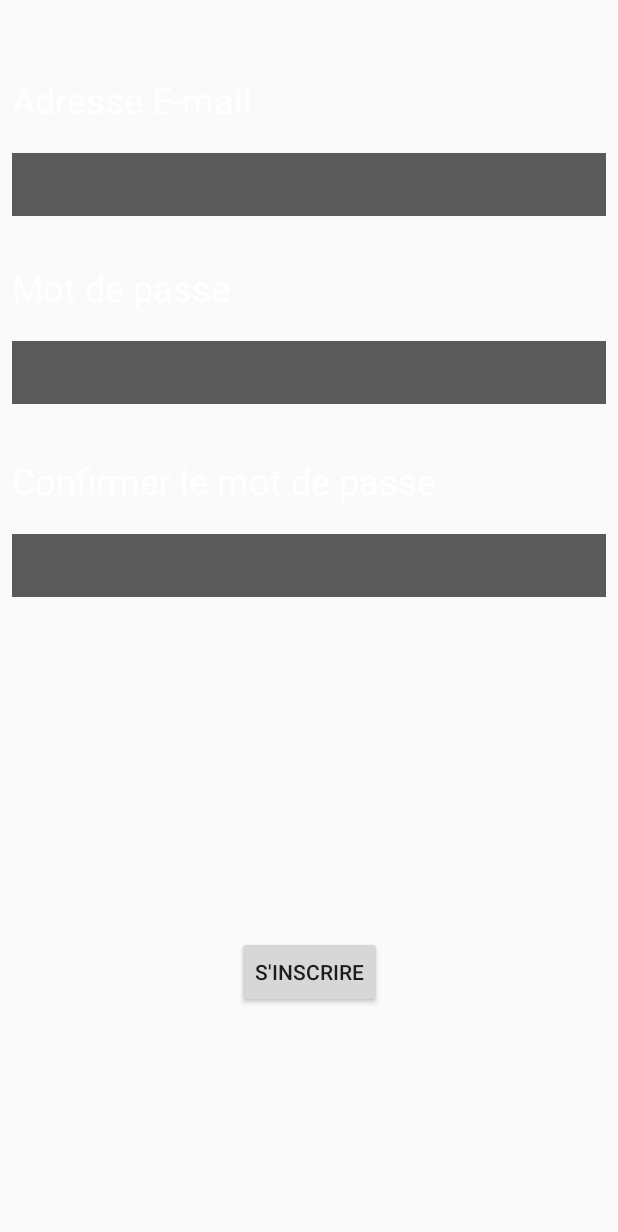
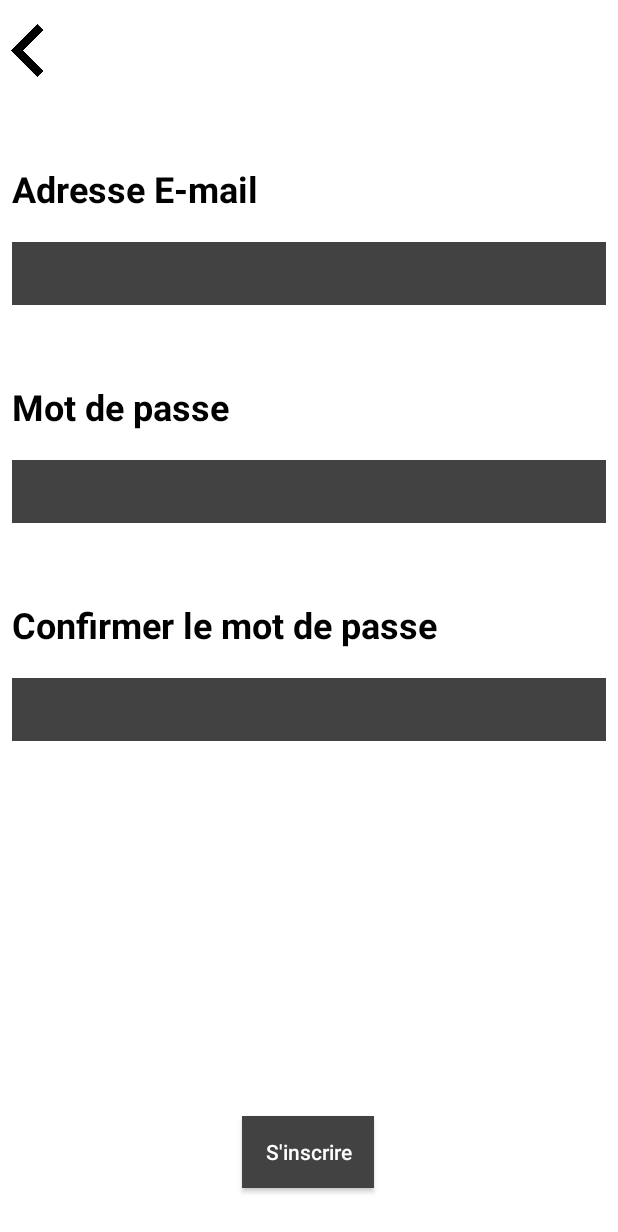
Before and after one commit to TaigaProZz/Learn-Jap-App, an Android app: the RegisterActivity screen opened directly, with no data from a screen before it, on a phone screen of 412 x 824 dp. Shown: the top 1232 px of the screen. Run offline under Robolectric (Android 15) with nearby library versions, the phone set to English and light mode, and no system bars; our stand-ins replace Firebase (no records; nobody signed in at launch, a user with empty details on screens opened directly).

Commit message:
theme started and some adds

```diff
--- a/app/src/main/AndroidManifest.xml
+++ b/app/src/main/AndroidManifest.xml
@@ -9,7 +9,7 @@
         android:label="@string/app_name"
         android:roundIcon="@mipmap/ico"
         android:supportsRtl="true"
-        android:theme="@style/Theme.AppCompat.DayNight.NoActionBar">
+        android:theme="@style/Theme.KanjiKana.Main.Theme.Light">
         <activity android:name=".kanjikana.account.RegisterActivity" />
         <activity android:name=".kanjikana.account.LoginActivity">
             <intent-filter>
--- a/app/src/main/res/layout/activity_register.xml
+++ b/app/src/main/res/layout/activity_register.xml
@@ -6,6 +6,16 @@
     android:layout_height="match_parent"
     tools:context=".kanjikana.account.RegisterActivity">
 
+
+    <ImageView
+        android:id="@+id/return_button"
+        android:layout_width="36dp"
+        android:layout_height="35dp"
+        android:layout_marginTop="16dp"
+        android:src="@drawable/left_arrow"
+        app:layout_constraintStart_toStartOf="parent"
+        app:layout_constraintTop_toTopOf="parent" />
+
     <EditText
         android:id="@+id/emailRegister"
         android:layout_width="0dp"
@@ -13,7 +23,8 @@
         android:layout_marginStart="8dp"
         android:layout_marginTop="96dp"
         android:layout_marginEnd="8dp"
-        android:background="@color/background_case"
+        android:layout_marginBottom="51dp"
+        android:background="@color/dark_grey"
         android:ems="10"
         android:inputType="textEmailAddress"
         app:layout_constraintBottom_toTopOf="@+id/passwordText"
@@ -21,17 +32,17 @@
         app:layout_constraintHorizontal_bias="0.0"
         app:layout_constraintStart_toStartOf="parent"
         app:layout_constraintTop_toTopOf="parent"
-        app:layout_constraintVertical_bias="0.161" />
+        app:layout_constraintVertical_bias="1.0" />
 
     <TextView
         android:id="@+id/emailText"
         android:layout_width="match_parent"
         android:layout_height="52dp"
-        android:text="@string/adresse_e_mail"
-        android:textColor="@color/white"
-        android:textSize="24sp"
         android:layout_marginStart="8dp"
         android:layout_marginEnd="8dp"
+        android:text="@string/adresse_e_mail"
+        android:textSize="24sp"
+        android:textStyle="bold"
         app:layout_constraintBottom_toTopOf="@+id/emailRegister"
         tools:layout_editor_absoluteX="43dp" />
 
@@ -40,27 +51,24 @@
         android:layout_width="0dp"
         android:layout_height="42dp"
         android:layout_marginStart="8dp"
-        android:layout_marginTop="236dp"
         android:layout_marginEnd="8dp"
-        android:background="@color/background_case"
+        android:layout_marginBottom="51dp"
+        android:background="@color/dark_grey"
         android:ems="10"
         android:inputType="textPassword"
-        app:layout_constraintBottom_toTopOf="@+id/passwordText"
+        app:layout_constraintBottom_toTopOf="@+id/passwordConfirmationText"
         app:layout_constraintEnd_toEndOf="parent"
-        app:layout_constraintHorizontal_bias="0.0"
-        app:layout_constraintStart_toStartOf="parent"
-        app:layout_constraintTop_toTopOf="parent"
-        app:layout_constraintVertical_bias="0.087" />
+        app:layout_constraintStart_toStartOf="parent" />
 
     <TextView
         android:id="@+id/passwordText"
         android:layout_width="match_parent"
         android:layout_height="52dp"
-        android:text="@string/mot_de_passe"
-        android:textColor="@color/white"
-        android:textSize="24sp"
         android:layout_marginStart="8dp"
         android:layout_marginEnd="8dp"
+        android:text="@string/mot_de_passe"
+        android:textSize="24sp"
+        android:textStyle="bold"
         app:layout_constraintBottom_toTopOf="@+id/passwordRegister"
         tools:layout_editor_absoluteX="43dp" />
 
@@ -69,13 +77,12 @@
         android:layout_width="0dp"
         android:layout_height="42dp"
         android:layout_marginStart="8dp"
-        android:layout_marginTop="356dp"
+        android:layout_marginTop="452dp"
         android:layout_marginEnd="8dp"
-        android:background="@color/background_case"
+        android:background="@color/dark_grey"
         android:ems="10"
         android:inputType="text"
         app:layout_constraintEnd_toEndOf="parent"
-        app:layout_constraintHorizontal_bias="1.0"
         app:layout_constraintStart_toStartOf="parent"
         app:layout_constraintTop_toTopOf="parent" />
 
@@ -83,11 +90,11 @@
         android:id="@+id/passwordConfirmationText"
         android:layout_width="match_parent"
         android:layout_height="52dp"
-        android:text="@string/confirmer_mot_de_passe"
-        android:textColor="@color/white"
-        android:textSize="24sp"
         android:layout_marginStart="8dp"
         android:layout_marginEnd="8dp"
+        android:text="@string/confirmer_mot_de_passe"
+        android:textSize="24sp"
+        android:textStyle="bold"
         app:layout_constraintBottom_toTopOf="@+id/passwordRegisterConfirm"
         tools:layout_editor_absoluteX="43dp" />
 
@@ -95,9 +102,14 @@
         android:id="@+id/registerButton"
         android:layout_width="wrap_content"
         android:layout_height="wrap_content"
-        android:layout_marginBottom="152dp"
+        android:layout_marginBottom="32dp"
+        android:background="@color/dark_grey"
+        android:textColor="@color/white"
+        android:gravity="center"
         android:text="@string/s_inscrire"
+        android:textAllCaps="false"
         app:layout_constraintBottom_toBottomOf="parent"
         app:layout_constraintEnd_toEndOf="parent"
+        app:layout_constraintHorizontal_bias="0.498"
         app:layout_constraintStart_toStartOf="parent" />
 </androidx.constraintlayout.widget.ConstraintLayout>
--- a/app/src/main/res/values/colors.xml
+++ b/app/src/main/res/values/colors.xml
@@ -19,4 +19,6 @@
     <color name="green">#42ff00</color>
     <color name="grey" > #3d3e3d </color>
     <color name="background_case">#5A5A5A</color>
+    <color name="background_light_theme">#FFFFFFFF</color>
+    <color name="background_dark_theme">#424242</color>
 </resources>
--- a/app/src/main/res/values/themes.xml
+++ b/app/src/main/res/values/themes.xml
@@ -1,10 +1,10 @@
 <resources xmlns:tools="http://schemas.android.com/tools">
     <!-- Base application theme. -->
-    <style name="Theme.KanjiKana" parent="Theme.AppCompat.DayNight.NoActionBar">
+    <style name="Theme.KanjiKana.Main.Theme.Dark" parent="Theme.AppCompat.DayNight.NoActionBar">
         <!-- Primary brand color. -->
         <item name="colorPrimary">@color/purple_500</item>
         <item name="colorPrimaryVariant">@color/purple_700</item>
-        <item name="colorOnPrimary">@color/white</item>
+        <item name="colorOnPrimary">@color/black</item>
         <!-- Secondary brand color. -->
         <item name="colorSecondary">@color/teal_200</item>
         <item name="colorSecondaryVariant">@color/teal_700</item>
@@ -12,14 +12,34 @@
         <!-- Status bar color. -->
         <item name="android:statusBarColor" tools:targetApi="l">?attr/colorPrimaryVariant</item>
         <!-- Customize your theme here. -->
-        <item name="backgroundColor">@color/black_grey</item>
+        <item name="windowActionBar">false</item>
+        <item name="android:background">@color/background_dark_theme</item>
+        <item name="android:textColor">@color/white</item>
 
+    </style>
+
+    <!-- Base application theme. -->
+    <style name="Theme.KanjiKana.Main.Theme.Light" parent="Theme.AppCompat.DayNight.NoActionBar">
+        <!-- Primary brand color. -->
+        <item name="colorPrimary">@color/purple_500</item>
+        <item name="colorPrimaryVariant">@color/purple_700</item>
+        <item name="colorOnPrimary">@color/black</item>
+        <!-- Secondary brand color. -->
+        <item name="colorSecondary">@color/teal_200</item>
+        <item name="colorSecondaryVariant">@color/teal_700</item>
+        <item name="colorOnSecondary">@color/black</item>
+        <!-- Status bar color. -->
+        <item name="android:statusBarColor" tools:targetApi="l">?attr/colorPrimaryVariant</item>
+        <!-- Customize your theme here. -->
         <item name="windowActionBar">false</item>
+        <item name="android:background">@color/background_light_theme</item>
+        <item name="android:textColor">@color/black</item>
+
+
 
 
 
     </style>
-
     <style name="NoActionBar">
         <item name="windowActionBar">false</item>
         <item name="windowNoTitle">true</item>
@@ -27,5 +47,5 @@
 
     <style name="AppBarOverlay" parent="ThemeOverlay.AppCompat.Dark.ActionBar" />
 
-    <style name="PopupOverlay" parent="ThemeOverlay.AppCompat.Light" />
+    <style name="PopupOverlay" parent="ThemeOverlay.AppCompat.Dark" />
 </resources>
```
Also changed, not shown: app/src/main/java/fr/taigaprozz/kanjikana/account/RegisterActivity.kt (+39 -15 lines), app/src/main/java/fr/taigaprozz/kanjikana/main/MainActivity.java (deleted, +0 -52 lines), app/src/main/java/fr/taigaprozz/kanjikana/main/MainActivity.kt (added, +52 -0 lines), app/src/main/res/layout/activity_login.xml (+7 -2 lines), app/src/main/res/layout/activity_main.xml (+8 -0 lines), app/src/main/res/values-night/themes.xml (+14 -1 lines), app/src/main/res/drawable/left_arrow.png (added).
